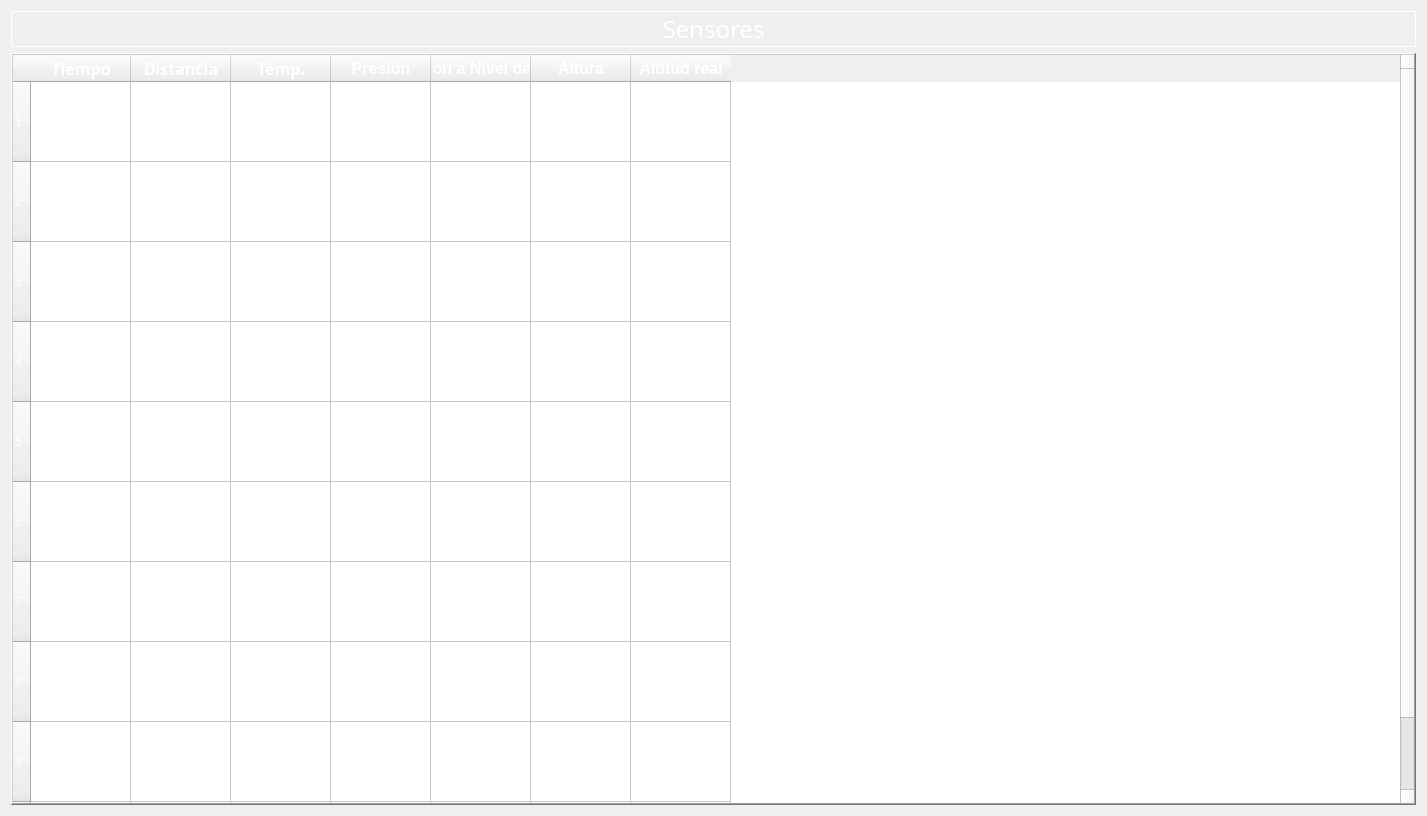
Svndda/CI-0123-PIRS-incomprendidos, file SafeSpace/client/src/view/arduinos/subpages/sensorspage.ui: the form before one commit.
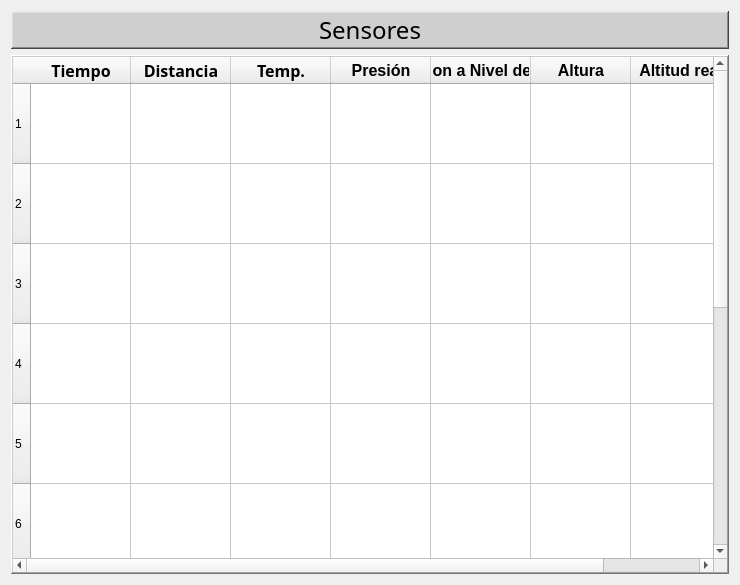
The form after the commit.

Commit message: refactor: bg and text colors changed.

What changed in the file:
```diff
--- a/SafeSpace/client/src/view/arduinos/subpages/sensorspage.ui
+++ b/SafeSpace/client/src/view/arduinos/subpages/sensorspage.ui
@@ -6,8 +6,8 @@
    <rect>
     <x>0</x>
     <y>0</y>
-    <width>1427</width>
-    <height>816</height>
+    <width>740</width>
+    <height>585</height>
    </rect>
   </property>
   <property name="sizePolicy">
@@ -20,8 +20,7 @@
    <string>Form</string>
   </property>
   <property name="styleSheet">
-   <string notr="true">color: white;
-</string>
+   <string notr="true"/>
   </property>
   <layout class="QGridLayout" name="gridLayout">
    <property name="horizontalSpacing">
@@ -29,6 +28,18 @@
    </property>
    <item row="0" column="0">
     <widget class="QLabel" name="sensors_label">
+     <property name="sizePolicy">
+      <sizepolicy hsizetype="Expanding" vsizetype="Expanding">
+       <horstretch>0</horstretch>
+       <verstretch>0</verstretch>
+      </sizepolicy>
+     </property>
+     <property name="maximumSize">
+      <size>
+       <width>16777215</width>
+       <height>50</height>
+      </size>
+     </property>
      <property name="font">
       <font>
        <family>Impact</family>
@@ -37,8 +48,18 @@
        <underline>false</underline>
       </font>
      </property>
+     <property name="styleSheet">
+      <string notr="true">color: black;
+background-color: rgb(207, 207, 207);</string>
+     </property>
      <property name="frameShape">
-      <enum>QFrame::Shape::Panel</enum>
+      <enum>QFrame::Shape::WinPanel</enum>
+     </property>
+     <property name="frameShadow">
+      <enum>QFrame::Shadow::Raised</enum>
+     </property>
+     <property name="lineWidth">
+      <number>1</number>
      </property>
      <property name="text">
       <string>Sensores</string>
```
The commit also changes 6 other files.
